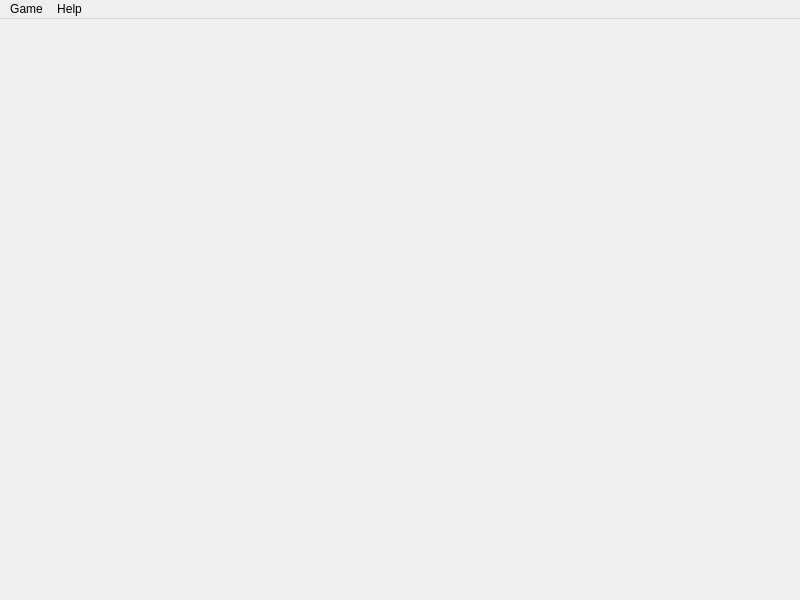
suchja/awesome-qt-snake-spike, file src/app/mainwindow.ui: the form before one commit.
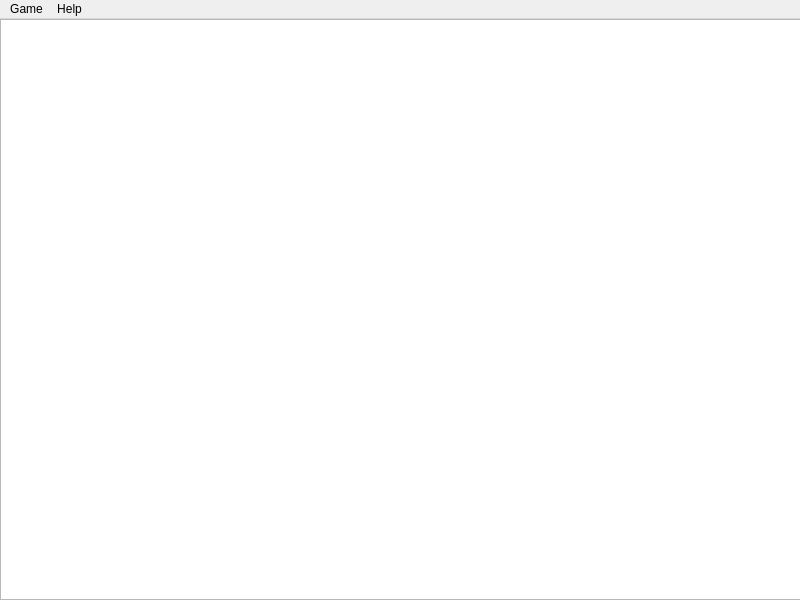
The form after the commit.

The edit to the form file:
```diff
--- a/src/app/mainwindow.ui
+++ b/src/app/mainwindow.ui
@@ -13,7 +13,18 @@
   <property name="windowTitle">
    <string>MainWindow</string>
   </property>
-  <widget class="QWidget" name="centralwidget"/>
+  <widget class="QWidget" name="centralwidget">
+   <widget class="QGraphicsView" name="graphicsView">
+    <property name="geometry">
+     <rect>
+      <x>0</x>
+      <y>0</y>
+      <width>801</width>
+      <height>581</height>
+     </rect>
+    </property>
+   </widget>
+  </widget>
   <widget class="QMenuBar" name="menubar">
    <property name="geometry">
     <rect>
```
